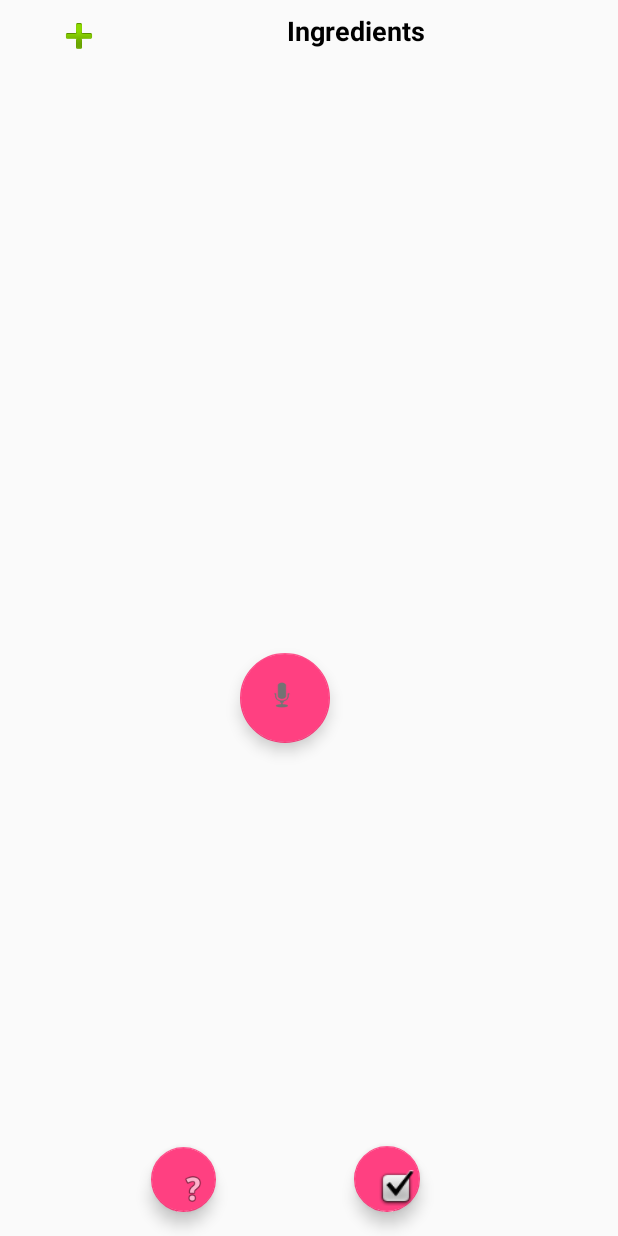
After one commit to Sriki13/Jenkins, an Android app: the layout follow_main.xml on its own in the app's theme, with its tools: preview values and no code run, on a phone screen of 412 x 824 dp. The commit adds this screen. Run offline under Robolectric (Android 15) with nearby library versions, the phone set to English and light mode, and no system bars.

Commit message:
Add basic recipe follow interface

```diff
--- /dev/null
+++ b/app/src/main/res/layout/follow_main.xml
@@ -0,0 +1,84 @@
+<?xml version="1.0" encoding="utf-8"?>
+<android.support.constraint.ConstraintLayout xmlns:android="http://schemas.android.com/apk/res/android"
+    xmlns:app="http://schemas.android.com/apk/res-auto"
+    android:id="@+id/main_wrapper"
+    android:layout_width="match_parent"
+    android:layout_height="match_parent">
+
+    <LinearLayout
+        android:id="@+id/main_layout"
+        android:layout_width="368dp"
+        android:layout_height="495dp"
+        android:layout_marginStart="8dp"
+        android:layout_marginTop="8dp"
+        android:orientation="vertical"
+        app:layout_constraintStart_toStartOf="parent"
+        app:layout_constraintTop_toTopOf="parent">
+
+        <LinearLayout
+            android:id="@+id/ingredients_layout"
+            android:layout_width="match_parent"
+            android:layout_height="wrap_content"
+            android:orientation="horizontal">
+
+            <ImageView
+                android:id="@+id/ingredients_icon"
+                android:layout_width="wrap_content"
+                android:layout_height="wrap_content"
+                android:layout_weight="0.31"
+                app:srcCompat="@android:drawable/ic_input_add" />
+
+            <TextView
+                android:id="@+id/ingredients_text"
+                android:layout_width="wrap_content"
+                android:layout_height="match_parent"
+                android:layout_weight="1"
+                android:text="@string/ingredients_label"
+                android:textAlignment="center"
+                android:textColor="@android:color/black"
+                android:textSize="18sp"
+                android:textStyle="bold" />
+        </LinearLayout>
+
+        <android.support.v4.view.ViewPager
+            android:id="@+id/step_pager"
+            android:layout_width="match_parent"
+            android:layout_height="match_parent" />
+    </LinearLayout>
+
+    <android.support.design.widget.FloatingActionButton
+        android:id="@+id/help_button"
+        android:layout_width="49dp"
+        android:layout_height="43dp"
+        android:layout_gravity="end|bottom"
+        android:layout_margin="16dp"
+        android:layout_marginBottom="8dp"
+        android:layout_marginEnd="8dp"
+        android:src="@android:drawable/ic_menu_help"
+        app:layout_constraintBottom_toBottomOf="parent"
+        app:layout_constraintEnd_toStartOf="@+id/voice_button" />
+
+    <android.support.design.widget.FloatingActionButton
+        android:id="@+id/validate_button"
+        android:layout_width="46dp"
+        android:layout_height="44dp"
+        android:layout_gravity="end|bottom"
+        android:layout_margin="16dp"
+        android:layout_marginBottom="8dp"
+        android:layout_marginStart="8dp"
+        android:src="@android:drawable/checkbox_on_background"
+        app:layout_constraintBottom_toBottomOf="parent"
+        app:layout_constraintStart_toEndOf="@+id/voice_button" />
+
+    <android.support.design.widget.FloatingActionButton
+        android:id="@+id/voice_button"
+        android:layout_width="63dp"
+        android:layout_height="60dp"
+        android:layout_gravity="end|bottom"
+        android:layout_marginBottom="8dp"
+        android:layout_marginStart="160dp"
+        android:src="@android:drawable/ic_btn_speak_now"
+        app:layout_constraintBottom_toBottomOf="@+id/main_layout"
+        app:layout_constraintStart_toStartOf="parent" />
+
+</android.support.constraint.ConstraintLayout>
--- /dev/null
+++ b/app/src/main/res/layout/follow_step.xml
@@ -0,0 +1,27 @@
+<?xml version="1.0" encoding="utf-8"?>
+<LinearLayout xmlns:android="http://schemas.android.com/apk/res/android"
+    xmlns:app="http://schemas.android.com/apk/res-auto"
+    android:id="@+id/step_main"
+    android:layout_width="match_parent"
+    android:layout_height="match_parent"
+    android:orientation="vertical">
+
+    <TextView
+        android:id="@+id/step_title"
+        android:layout_width="match_parent"
+        android:layout_height="wrap_content"
+        android:text="1. Example step title"
+        android:textSize="18sp" />
+
+    <ImageView
+        android:id="@+id/step_picture"
+        android:layout_width="match_parent"
+        android:layout_height="wrap_content"
+        app:srcCompat="@android:drawable/screen_background_light_transparent" />
+
+    <TextView
+        android:id="@+id/step_text"
+        android:layout_width="match_parent"
+        android:layout_height="wrap_content"
+        android:text="Example step text" />
+</LinearLayout>
--- a/app/src/main/res/values/strings.xml
+++ b/app/src/main/res/values/strings.xml
@@ -6,4 +6,5 @@
     <string name="nav_header_subtitle">android.studio@android.com</string>
     <string name="nav_header_desc">Navigation header</string>
     <string name="action_settings">Settings</string>
+    <string name="ingredients_label">Ingredients</string>
 </resources>
```
